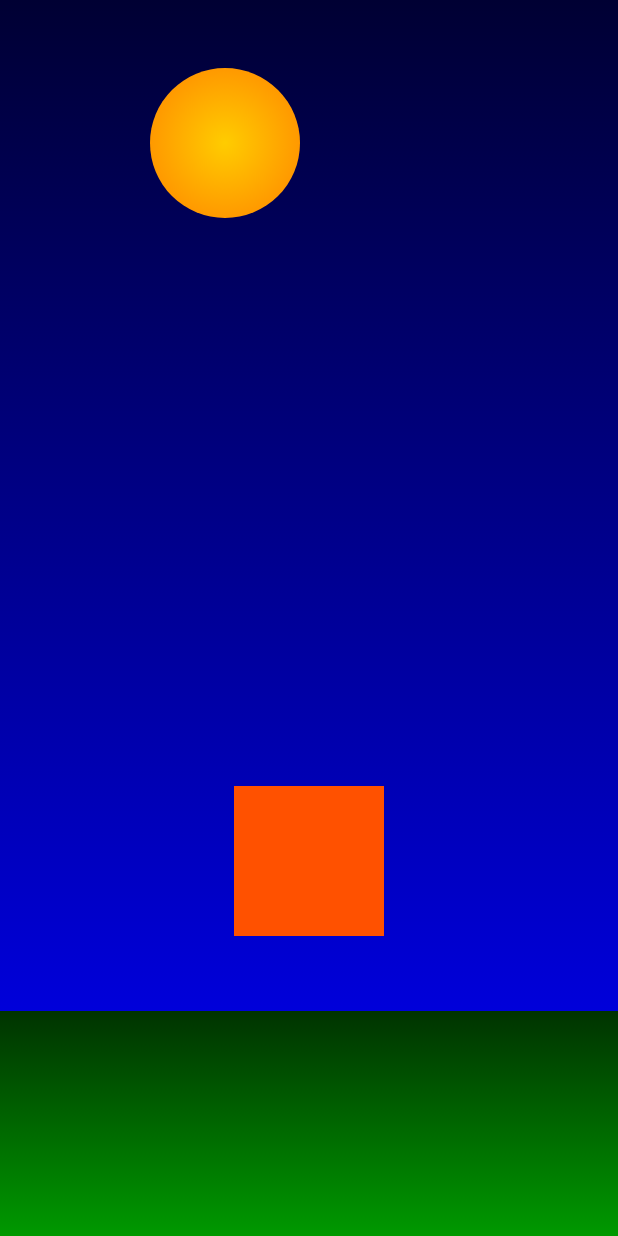
After one commit to GeneSJC/AndStudio.TemplateDemo, an Android app: the DrawableDragDropActivity screen opened directly, with no data from a screen before it, on a phone screen of 412 x 824 dp. The commit adds this screen. Run offline under Robolectric (Android 15) with nearby library versions, the phone set to English and light mode, and no system bars.

Commit message:
added activities FullscreenActivity, DrawableDragDropActivity .. along with nec. updates to supporting xml files. Also introduced util pkg with handy logic around DragAndDropListenerLogic

```diff
--- /dev/null
+++ b/app/src/main/java/com/demo/app4/activity/DrawableDragDropActivity.java
@@ -0,0 +1,30 @@
+package com.demo.app4.activity;
+
+import android.app.Activity;
+import android.os.Bundle;
+
+import com.demo.app4.R;
+import com.demo.app4.util.DragAndDropCollisionListener;
+
+public class DrawableDragDropActivity extends Activity
+{
+	DragAndDropCollisionListener dragAndDropCollisionListener;
+
+	@Override
+	protected void onCreate(Bundle savedInstanceState)
+	{
+		super.onCreate(savedInstanceState);
+		setContentView(R.layout.activity_dragndrop_bluesky);
+
+		int id_containerViewGroup = R.id.my_sky_layout;
+		int id_dragItemImageView  = R.id.sun;
+		int id_targetView  		  = R.id.target;
+
+		dragAndDropCollisionListener =
+				new DragAndDropCollisionListener(this, id_targetView);
+
+		dragAndDropCollisionListener
+				.setDragDrop(id_containerViewGroup,
+							 id_dragItemImageView);
+	}
+}
--- /dev/null
+++ b/app/src/main/java/com/demo/app4/util/DragAndDropCollisionListener.java
@@ -0,0 +1,48 @@
+package com.demo.app4.util;
+
+import android.app.Activity;
+import android.graphics.Rect;
+import android.util.Log;
+import android.view.MotionEvent;
+import android.view.View;
+
+import com.demo.app4.R;
+
+public class DragAndDropCollisionListener extends DragAndDropListenerLogic {
+
+	// For collision detection
+	private View targetImageView;	// target to watch for intersect from dragItem
+
+	public DragAndDropCollisionListener(Activity activity, int id_targetView) {
+
+		super(activity);
+
+		targetImageView = activity.findViewById(R.id.target);
+	}
+
+	public void onMove(MotionEvent event) {
+
+		boolean isCollision = isCollision();
+		String msg = "isCollision : " + isCollision;
+		Log.d("dbg", msg);
+	}
+
+	private boolean isCollision () {
+
+		boolean isCollision = false;
+
+		Rect dragItem_viewRect = new Rect();
+		dragItemImageView.getHitRect(dragItem_viewRect);
+
+		Rect target_viewRect = new Rect();
+		targetImageView.getHitRect(target_viewRect);
+
+		if (Rect.intersects(dragItem_viewRect, target_viewRect)) {
+
+			isCollision = true;
+		}
+
+		return isCollision;
+	}
+
+}
--- /dev/null
+++ b/app/src/main/java/com/demo/app4/util/DragAndDropListenerLogic.java
@@ -0,0 +1,144 @@
+package com.demo.app4.util;
+
+import android.app.Activity;
+import android.view.MotionEvent;
+import android.view.View;
+import android.view.ViewGroup;
+import android.widget.ImageView;
+import android.widget.RelativeLayout;
+
+abstract public class DragAndDropListenerLogic implements OnMoveHandler {
+
+	// For resources access
+	protected Activity activity;
+
+	// DragAndDrop vars
+	private View selected_item = null;
+	private int offset_x = 0;
+	private int offset_y = 0;
+
+	// item being dragged
+	protected View dragItemImageView;
+
+	public DragAndDropListenerLogic(Activity activity) {
+
+		super();
+		this.activity = activity;
+	}
+
+	/**
+	 * Must set dragItem and the parent ViewGroup
+	 *
+	 * @param containerViewGroup that contains the item to drag
+	 * @param id_dragItemImageView id for item to drag
+	 */
+	public void setDragDrop(int containerViewGroup, int id_dragItemImageView) {
+
+		setDragDropViewGroup(containerViewGroup);
+
+		setDragItemImageView(id_dragItemImageView);
+	}
+
+	/**
+	 * Instantiates instance member dragItem
+	 * and adds to it an ACTION_DOWN listener
+	 *
+	 * @param id_dragItemImageView
+	 */
+	private void setDragItemImageView(int id_dragItemImageView)
+	{
+		dragItemImageView = (ImageView) activity.findViewById(id_dragItemImageView);
+
+		dragItemImageView.setOnTouchListener(new View.OnTouchListener() {
+
+			@Override
+			public boolean onTouch(View dragItemView, MotionEvent event) {
+
+				switch (event.getActionMasked()) {
+
+					case MotionEvent.ACTION_DOWN:
+
+						offset_x = (int) event.getX();
+						offset_y = (int) event.getY();
+						selected_item = dragItemView;
+
+						break;
+
+					default:
+						break;
+				}
+
+				return false;
+			}
+		});
+	}
+
+	/**
+	 * Instantiates instance drag area view group
+	 * and adds to it an ACTION_MOVE listener
+	 *
+	 * @param viewGroup
+	 */
+	private void setDragDropViewGroup(int viewGroup) {
+
+		ViewGroup vg = (ViewGroup) activity.findViewById(viewGroup);
+
+		vg.setOnTouchListener(new View.OnTouchListener() {
+			@Override
+			public boolean onTouch(View v, MotionEvent event) {
+
+				switch (event.getActionMasked()) {
+
+					case MotionEvent.ACTION_MOVE:
+
+						// Calculate new position for item being moved
+						RelativeLayout.LayoutParams lp = getPositionLayoutParams(event);
+						selected_item.setLayoutParams(lp);
+
+						// Any final logic to run after move is complete
+						onMove(event);
+
+						break;
+
+					default:
+						break;
+				}
+				return true;
+			}
+		});
+	}
+
+	/**
+	 * Calculate new position for item being moved
+	 *
+	 * @param event input for determining update position
+	 * @return
+	 */
+	private RelativeLayout.LayoutParams getPositionLayoutParams(MotionEvent event) {
+
+		int dragItem_leftMargin_X = (int) event.getX() - offset_x;
+		int dragItem_topMargin_Y = (int) event.getY() - offset_y;
+
+		int w = activity.getWindowManager().getDefaultDisplay().getWidth() - 100;
+		int h = activity.getWindowManager().getDefaultDisplay().getHeight() - 100;
+
+		if (dragItem_leftMargin_X > w)
+			dragItem_leftMargin_X = w;
+
+		if (dragItem_topMargin_Y > h)
+			dragItem_topMargin_Y = h;
+
+		RelativeLayout.LayoutParams dragItemLayoutParams = new RelativeLayout.LayoutParams(
+				new ViewGroup.MarginLayoutParams(
+						RelativeLayout.LayoutParams.WRAP_CONTENT,
+						RelativeLayout.LayoutParams.WRAP_CONTENT));
+
+		dragItemLayoutParams.setMargins(
+				dragItem_leftMargin_X,
+				dragItem_topMargin_Y,
+				0, 0);
+
+		return dragItemLayoutParams;
+	}
+
+}
--- /dev/null
+++ b/app/src/main/java/com/demo/app4/util/OnMoveHandler.java
@@ -0,0 +1,12 @@
+package com.demo.app4.util;
+
+import android.view.MotionEvent;
+
+/**
+ * Ensures developers are aware of handling onMove() event
+ * for any class that implements this interface
+ */
+public interface OnMoveHandler {
+
+    void onMove(MotionEvent event);
+}
--- /dev/null
+++ b/app/src/main/res/drawable/scene_grass.xml
@@ -0,0 +1,11 @@
+<?xml version="1.0" encoding="utf-8"?>
+<shape xmlns:android="http://schemas.android.com/apk/res/android"
+    android:dither="true"
+    android:shape="rectangle" >
+
+    <gradient
+        android:angle="90"
+        android:endColor="#ff003300"
+        android:startColor="#ff009900" />
+
+</shape>
--- /dev/null
+++ b/app/src/main/res/drawable/scene_sky.xml
@@ -0,0 +1,11 @@
+<?xml version="1.0" encoding="utf-8"?>
+<shape xmlns:android="http://schemas.android.com/apk/res/android"
+    android:dither="true"
+    android:shape="rectangle" >
+
+    <gradient
+        android:angle="90"
+        android:endColor="#ff000033"
+        android:startColor="#ff0000ff" />
+
+</shape>
--- /dev/null
+++ b/app/src/main/res/drawable/scene_sun.xml
@@ -0,0 +1,18 @@
+<?xml version="1.0" encoding="utf-8"?>
+<shape xmlns:android="http://schemas.android.com/apk/res/android"
+    android:id="@+id/sun_shape"
+    android:dither="true"
+    android:shape="oval" >
+
+    <gradient
+        android:endColor="#ffff6600"
+        android:gradientRadius="150"
+        android:startColor="#ffffcc00"
+        android:type="radial"
+        android:useLevel="false" />
+
+    <size
+        android:height="@dimen/sun_height_width"
+        android:width="@dimen/sun_height_width" />
+
+</shape>
--- /dev/null
+++ b/app/src/main/res/layout/activity_dragndrop_bluesky.xml
@@ -0,0 +1,43 @@
+<RelativeLayout
+    xmlns:android="http://schemas.android.com/apk/res/android"
+    xmlns:tools="http://schemas.android.com/tools"
+    android:layout_width="match_parent"
+    android:layout_height="match_parent"
+    android:id="@+id/my_sky_layout"
+    >
+
+    <ImageView
+        android:id="@+id/sky"
+        android:layout_width="fill_parent"
+        android:layout_height="fill_parent"
+        android:contentDescription="Sky"
+        android:src="@drawable/scene_sky" />
+
+    <ImageView
+        android:id="@+id/grass"
+        android:layout_width="fill_parent"
+        android:layout_height="150dp"
+        android:layout_alignParentBottom="true"
+        android:contentDescription="Grass"
+        android:src="@drawable/scene_grass" />
+
+    <TextView
+        android:id="@+id/target"
+        android:layout_width="@dimen/sun_height_width"
+        android:layout_height="@dimen/sun_height_width"
+        android:layout_centerHorizontal="true"
+        android:layout_marginBottom="50dp"
+        android:layout_above="@+id/grass"
+        android:background="#ff5100"
+        />
+
+    <ImageView
+        android:id="@+id/sun"
+        android:layout_width="wrap_content"
+        android:layout_height="wrap_content"
+        android:contentDescription="Sun"
+        android:layout_marginLeft="100dp"
+        android:layout_marginTop="45dp"
+        android:src="@drawable/scene_sun" />
+
+</RelativeLayout>
--- a/app/src/main/res/values/colors.xml
+++ b/app/src/main/res/values/colors.xml
@@ -3,4 +3,6 @@
     <color name="colorPrimary">#3F51B5</color>
     <color name="colorPrimaryDark">#303F9F</color>
     <color name="colorAccent">#FF4081</color>
+
+    <color name="black_overlay">#66000000</color>
 </resources>
--- a/app/src/main/res/values/dimens.xml
+++ b/app/src/main/res/values/dimens.xml
@@ -1,4 +1,6 @@
 <resources>
+    <dimen name="sun_height_width">100dp</dimen>
+
     <!-- Default screen margins, per the Android Design guidelines. -->
     <dimen name="nav_header_vertical_spacing">16dp</dimen>
     <dimen name="nav_header_height">160dp</dimen>
--- a/app/src/main/res/values/strings.xml
+++ b/app/src/main/res/values/strings.xml
@@ -64,4 +64,8 @@
     <string name="pref_ringtone_silent">Silent</string>
 
     <string name="pref_title_vibrate">Vibrate</string>
+
+    <string name="title_activity_fullscreen">FullscreenActivity</string>
+    <string name="dummy_button">Dummy Button</string>
+    <string name="dummy_content">DUMMY\nCONTENT</string>
 </resources>
--- a/app/src/main/res/values/styles.xml
+++ b/app/src/main/res/values/styles.xml
@@ -17,4 +17,16 @@
 
     <style name="AppTheme.PopupOverlay" parent="ThemeOverlay.AppCompat.Light"/>
 
+    <style name="FullscreenTheme" parent="AppTheme">
+        <item name="android:actionBarStyle">@style/FullscreenActionBarStyle</item>
+        <item name="android:windowActionBarOverlay">true</item>
+        <item name="android:windowBackground">@null</item>
+        <item name="metaButtonBarStyle">?android:attr/buttonBarStyle</item>
+        <item name="metaButtonBarButtonStyle">?android:attr/buttonBarButtonStyle</item>
+    </style>
+
+    <style name="FullscreenActionBarStyle" parent="Widget.AppCompat.ActionBar">
+        <item name="android:background">@color/black_overlay</item>
+    </style>
+
 </resources>
```
Also changed, not shown: app/src/main/AndroidManifest.xml (+10 -0 lines), app/src/main/java/com/demo/app4/activity/DrawerMainActivity.java (+11 -5 lines), app/src/main/java/com/demo/app4/activity/FullscreenActivity.java (added, +165 -0 lines), app/src/main/java/com/demo/app4/util/Util.java (added, +77 -0 lines), app/src/main/res/layout/activity_fullscreen.xml (added, +50 -0 lines), app/src/main/res/menu/activity_drawer_main_drawer.xml (+12 -8 lines), app/src/main/res/values/attrs.xml (added, +12 -0 lines).
